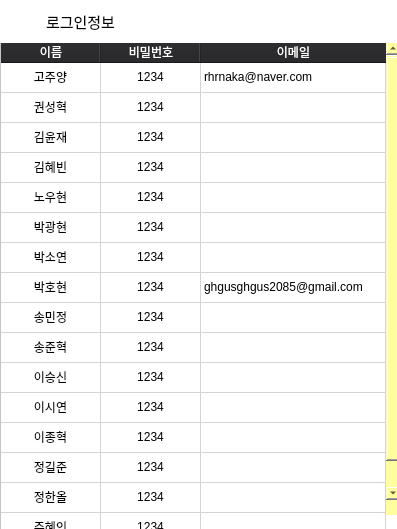
Qt form UI/setting.ui (GOJUYANG/P_CorporateProgram_2) before a commit.
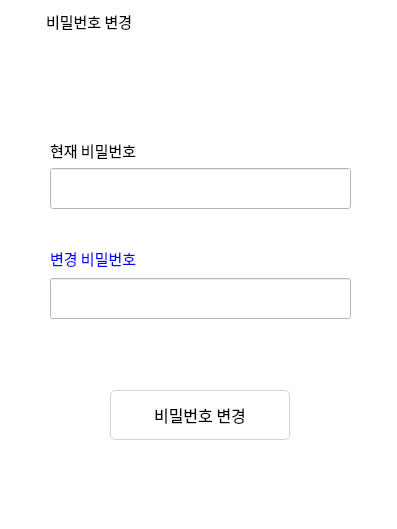
The same form after that commit. The open tabs and pages were chosen to show the change. Icons and pictures are not drawn.

Diff of the .ui file:
```diff
--- a/UI/setting.ui
+++ b/UI/setting.ui
@@ -22,6 +22,9 @@
      <height>530</height>
     </rect>
    </property>
+   <property name="styleSheet">
+    <string notr="true">background-color: rgb(255, 255, 255);</string>
+   </property>
    <property name="currentIndex">
     <number>0</number>
    </property>
@@ -2536,6 +2539,182 @@
      </layout>
     </widget>
    </widget>
+   <widget class="QWidget" name="page_pwd">
+    <widget class="QWidget" name="widget_11" native="true">
+     <property name="geometry">
+      <rect>
+       <x>0</x>
+       <y>0</y>
+       <width>400</width>
+       <height>43</height>
+      </rect>
+     </property>
+     <property name="minimumSize">
+      <size>
+       <width>0</width>
+       <height>43</height>
+      </size>
+     </property>
+     <property name="styleSheet">
+      <string notr="true">background: #FFF;</string>
+     </property>
+     <layout class="QHBoxLayout" name="horizontalLayout_12">
+      <item>
+       <widget class="QPushButton" name="btn_back_4">
+        <property name="text">
+         <string/>
+        </property>
+        <property name="icon">
+         <iconset>
+          <normaloff>../IMG/back.png</normaloff>../IMG/back.png</iconset>
+        </property>
+        <property name="iconSize">
+         <size>
+          <width>18</width>
+          <height>25</height>
+         </size>
+        </property>
+        <property name="autoDefault">
+         <bool>false</bool>
+        </property>
+        <property name="flat">
+         <bool>true</bool>
+        </property>
+       </widget>
+      </item>
+      <item>
+       <widget class="QLabel" name="label_7">
+        <property name="font">
+         <font>
+          <family>평창체 Regular</family>
+          <pointsize>11</pointsize>
+         </font>
+        </property>
+        <property name="text">
+         <string>비밀번호 변경</string>
+        </property>
+       </widget>
+      </item>
+      <item>
+       <spacer name="horizontalSpacer_9">
+        <property name="orientation">
+         <enum>Qt::Horizontal</enum>
+        </property>
+        <property name="sizeHint" stdset="0">
+         <size>
+          <width>40</width>
+          <height>20</height>
+         </size>
+        </property>
+       </spacer>
+      </item>
+     </layout>
+    </widget>
+    <widget class="QPushButton" name="btn_pwd_save">
+     <property name="geometry">
+      <rect>
+       <x>110</x>
+       <y>390</y>
+       <width>180</width>
+       <height>50</height>
+      </rect>
+     </property>
+     <property name="minimumSize">
+      <size>
+       <width>170</width>
+       <height>50</height>
+      </size>
+     </property>
+     <property name="font">
+      <font>
+       <family>평창체 Regular</family>
+       <pointsize>12</pointsize>
+      </font>
+     </property>
+     <property name="styleSheet">
+      <string notr="true">border:1px solid lightgray;
+border-radius:5px;
+padding:5px;
+background: #FFF;</string>
+     </property>
+     <property name="text">
+      <string>비밀번호 변경</string>
+     </property>
+    </widget>
+    <widget class="QLineEdit" name="ldt_before_pwd">
+     <property name="geometry">
+      <rect>
+       <x>50</x>
+       <y>168</y>
+       <width>301</width>
+       <height>41</height>
+      </rect>
+     </property>
+     <property name="font">
+      <font>
+       <family>평창체 Regular</family>
+       <pointsize>10</pointsize>
+      </font>
+     </property>
+    </widget>
+    <widget class="QLineEdit" name="ldt_after_pwd">
+     <property name="geometry">
+      <rect>
+       <x>50</x>
+       <y>278</y>
+       <width>301</width>
+       <height>41</height>
+      </rect>
+     </property>
+     <property name="font">
+      <font>
+       <family>평창체 Regular</family>
+       <pointsize>10</pointsize>
+      </font>
+     </property>
+    </widget>
+    <widget class="QLabel" name="label_3">
+     <property name="geometry">
+      <rect>
+       <x>50</x>
+       <y>140</y>
+       <width>91</width>
+       <height>20</height>
+      </rect>
+     </property>
+     <property name="font">
+      <font>
+       <family>평창체 Regular</family>
+       <pointsize>11</pointsize>
+      </font>
+     </property>
+     <property name="text">
+      <string>현재 비밀번호</string>
+     </property>
+    </widget>
+    <widget class="QLabel" name="label_4">
+     <property name="geometry">
+      <rect>
+       <x>50</x>
+       <y>248</y>
+       <width>91</width>
+       <height>20</height>
+      </rect>
+     </property>
+     <property name="font">
+      <font>
+       <family>평창체 Regular</family>
+       <pointsize>11</pointsize>
+      </font>
+     </property>
+     <property name="styleSheet">
+      <string notr="true">color:blue;</string>
+     </property>
+     <property name="text">
+      <string>변경 비밀번호</string>
+     </property>
+    </widget>
+   </widget>
   </widget>
  </widget>
  <resources/>
```
Left out of the diff: 32 changed lines with no effect on the pictures.
